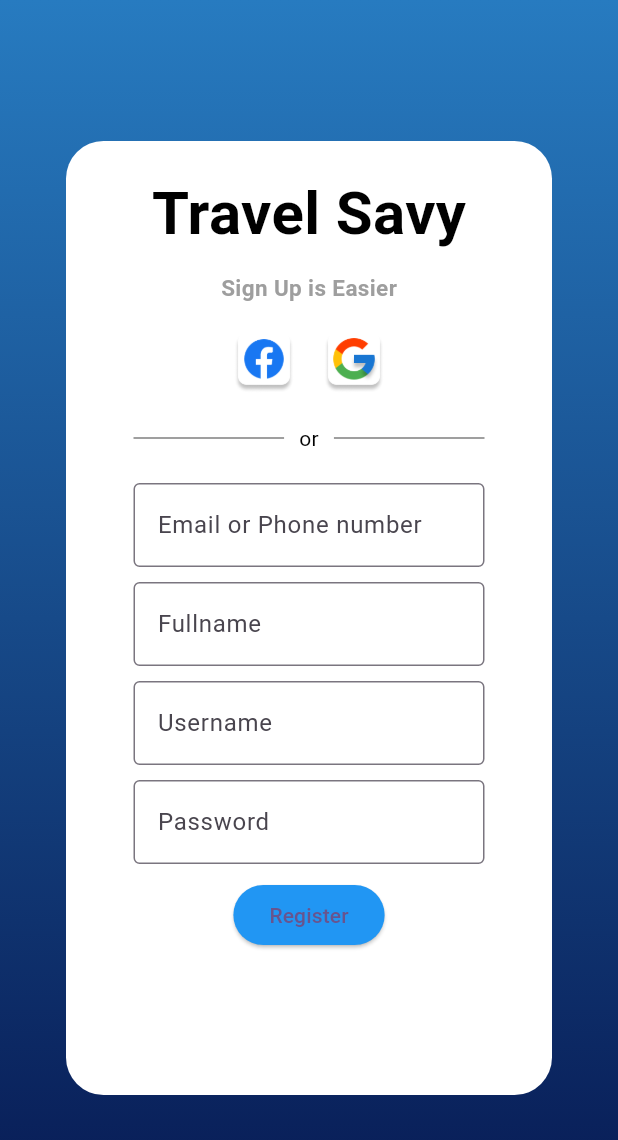
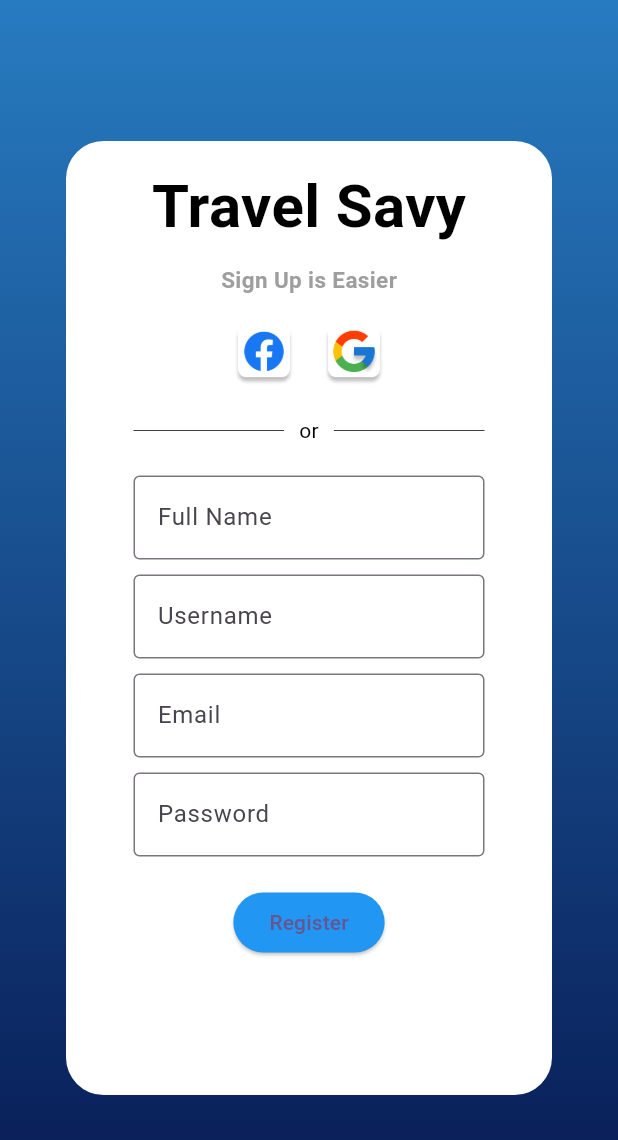
Before and after one commit to OswaldSllhi/TSavy, a Flutter app: the screen it shows after launch, after a tap on "Don't have an account? Register now!", on a phone screen of 412 x 824 dp. Shown: the top 1140 px of the screen. Run offline on Flutter 3.47's test engine with Material 3 defaults, Android fonts, the light colour scheme and no system bars; our stand-ins replace feather_icons, get, get_storage, google_fonts; network calls fail.

Commit message:
Login Register

```diff
--- /dev/null
+++ b/lib/constants/constants.dart
@@ -0,0 +1,2 @@
+// URL API base
+String url = 'http://192.168.1.7:80/api/'; // Pastikan hanya ada satu garis miring setelah port
--- a/lib/main.dart
+++ b/lib/main.dart
@@ -1,7 +1,11 @@
 import 'package:flutter/material.dart';
+import 'package:get/get.dart';
+import 'package:get_storage/get_storage.dart';
 import 'package:travel_savy/page/auth/login.dart';
+import 'package:travel_savy/page/auth/register.dart';
 
-void main() {
+void main() async {
+  await GetStorage.init();
   runApp(const MyApp());
 }
 
@@ -11,7 +15,7 @@ class MyApp extends StatelessWidget {
   // This widget is the root of your application.
   @override
   Widget build(BuildContext context) {
-    return MaterialApp(
+    return GetMaterialApp(
       title: 'Flutter Demo',
       theme: ThemeData(
         // This is the theme of your application.
@@ -32,7 +36,7 @@ class MyApp extends StatelessWidget {
         colorScheme: ColorScheme.fromSeed(seedColor: Colors.deepPurple),
         useMaterial3: true,
       ),
-      home: const LoginPage(),
+      home:  LoginPage(),
     );
   }
 }
--- a/lib/page/auth/login.dart
+++ b/lib/page/auth/login.dart
@@ -1,11 +1,20 @@
 import 'package:flutter/material.dart';
-import 'package:travel_savy/page/auth/register.dart'; // Pastikan RegistPage diimpor
+import 'package:get/get.dart';
+import 'package:travel_savy/controllers/authentication.dart';
+import 'package:travel_savy/page/auth/register.dart';
+import 'package:travel_savy/page/home_screen.dart'; // Import HomeScreen
 
 class LoginPage extends StatelessWidget {
-  const LoginPage({super.key});
+  LoginPage({Key? key}) : super(key: key);
+
+  final TextEditingController _usernameController = TextEditingController();
+  final TextEditingController _passwordController = TextEditingController();
 
   @override
   Widget build(BuildContext context) {
+    final AuthenticationController _authenticationController =
+        Get.put(AuthenticationController());
+
     return Scaffold(
       body: Container(
         decoration: const BoxDecoration(
@@ -13,8 +22,8 @@ class LoginPage extends StatelessWidget {
             begin: Alignment.topCenter,
             end: Alignment.bottomCenter,
             colors: [
-              Color(0xFF277BC0), // Warna pertama (277BC0)
-              Color(0xFF071952), // Warna kedua (071952)
+              Color(0xFF277BC0),
+              Color(0xFF071952),
             ],
           ),
         ),
@@ -60,35 +69,57 @@ class LoginPage extends StatelessWidget {
                   child: Column(
                     mainAxisSize: MainAxisSize.min,
                     children: [
-                      const TextField(
-                        decoration: InputDecoration(
-                          labelText: 'Email or Phone number',
+                      // Input username
+                      TextField(
+                        controller: _usernameController,
+                        decoration: const InputDecoration(
+                          labelText: 'Username',
                           border: OutlineInputBorder(),
                         ),
                       ),
                       const SizedBox(height: 20),
-                      const TextField(
+
+                      // Input password
+                      TextField(
+                        controller: _passwordController,
                         obscureText: true,
-                        decoration: InputDecoration(
+                        decoration: const InputDecoration(
                           labelText: 'Password',
                           border: OutlineInputBorder(),
                         ),
                       ),
                       const SizedBox(height: 20),
 
-                      // Remember Me and Login Button
+                      // Remember me and login button
                       Row(
                         children: [
                           Checkbox(value: false, onChanged: (value) {}),
                           const Text("Remember me?"),
                           const Spacer(),
                           ElevatedButton(
-                            onPressed: () {},
+                            onPressed: () async {
+                              // Panggil fungsi login saat tombol ditekan
+                              await _authenticationController.login(
+                                username: _usernameController.text.trim(),
+                                password: _passwordController.text.trim(),
+                              );
+
+                              // Pastikan navigasi terjadi setelah login sukses
+                              if (_authenticationController.token.isNotEmpty) {
+                                // Jika token berhasil disimpan, arahkan ke HomeScreen
+                                Get.offAll(() => HomeScreen());
+                              }
+                            },
                             style: ElevatedButton.styleFrom(
-                              backgroundColor:
-                                  Colors.blue, // Ubah warna tombol menjadi biru
+                              backgroundColor: Colors.blue,
                             ),
-                            child: const Text('Log in'),
+                            child: Obx(() {
+                              return _authenticationController.isLoading.value
+                                  ? const CircularProgressIndicator(
+                                      color: Colors.white,
+                                    )
+                                  : const Text('Log in');
+                            }),
                           ),
                         ],
                       ),
@@ -145,11 +176,11 @@ class LoginPage extends StatelessWidget {
                       // Register Text
                       TextButton(
                         onPressed: () {
-                          // Navigate to Register Page
+                          // Navigasi ke halaman registrasi
                           Navigator.push(
                             context,
                             MaterialPageRoute(
-                              builder: (context) => const RegistPage(),
+                              builder: (context) => RegistPage(),
                             ),
                           );
                         },
--- a/lib/page/auth/register.dart
+++ b/lib/page/auth/register.dart
@@ -1,10 +1,21 @@
 import 'package:flutter/material.dart';
+import 'package:get/get.dart';
+import 'package:travel_savy/controllers/authentication.dart';
 
 class RegistPage extends StatelessWidget {
-  const RegistPage({super.key});
+  RegistPage({Key? key}) : super(key: key);
+
+  // Controller untuk input
+  final TextEditingController _nameController = TextEditingController();
+  final TextEditingController _usernameController = TextEditingController();
+  final TextEditingController _emailController = TextEditingController();
+  final TextEditingController _passwordController = TextEditingController();
 
   @override
   Widget build(BuildContext context) {
+    final AuthenticationController _authenticationController =
+        Get.put(AuthenticationController());
+
     return Scaffold(
       body: Container(
         decoration: const BoxDecoration(
@@ -12,37 +23,20 @@ class RegistPage extends StatelessWidget {
             begin: Alignment.topCenter,
             end: Alignment.bottomCenter,
             colors: [
-              Color(0xFF277BC0), // Warna pertama (277BC0)
-              Color(0xFF071952), // Warna kedua (071952)
+              Color(0xFF277BC0), // Warna pertama
+              Color(0xFF071952), // Warna kedua
             ],
           ),
         ),
-        child: Stack(
-          children: [
-            // // Bulat atas di kiri atas
-            // Positioned(
-            //   top: 0,
-            //   left: -13,
-            //   child: SizedBox(
-            //     width: 175,
-            //     height: 175,
-            //     child: Image.asset('assets/images/bulatatas.png'),
-            //   ),
-            // ),
-
-            Align(
+        child: Align(
           alignment: Alignment.center,
           child: Container(
-                padding: const EdgeInsets.only(left: 15, top: 20, right: 15),
+            padding: const EdgeInsets.all(15),
             height: 636,
             width: 324,
             decoration: const BoxDecoration(
               color: Colors.white,
-                  borderRadius: BorderRadius.only(
-                      topLeft: Radius.circular(25),
-                      topRight: Radius.circular(25),
-                      bottomLeft: Radius.circular(25),
-                      bottomRight: Radius.circular(25)),
+              borderRadius: BorderRadius.all(Radius.circular(25)),
             ),
             child: Padding(
               padding: const EdgeInsets.symmetric(horizontal: 30),
@@ -58,7 +52,6 @@ class RegistPage extends StatelessWidget {
                     ),
                   ),
                   const SizedBox(height: 10),
-
                   const Text(
                     'Sign Up is Easier',
                     style: TextStyle(
@@ -115,64 +108,76 @@ class RegistPage extends StatelessWidget {
                         ],
                       ),
                       const SizedBox(height: 20),
-                      const TextField(
-                        decoration: InputDecoration(
-                          labelText: 'Email or Phone number',
+
+                  // Input Fields
+                  TextField(
+                    controller: _nameController,
+                    decoration: const InputDecoration(
+                      labelText: 'Full Name',
                       border: OutlineInputBorder(),
                     ),
                   ),
                   const SizedBox(height: 10),
-                      const TextField(
-                        obscureText: true,
-                        decoration: InputDecoration(
-                          labelText: 'Fullname',
-                          border: OutlineInputBorder(),
-                        ),
-                      ),
-                      const SizedBox(height: 10),
-                      const TextField(
-                        obscureText: true,
-                        decoration: InputDecoration(
+                  TextField(
+                    controller: _usernameController,
+                    decoration: const InputDecoration(
                       labelText: 'Username',
                       border: OutlineInputBorder(),
                     ),
                   ),
                   const SizedBox(height: 10),
-                      const TextField(
+                  TextField(
+                    controller: _emailController,
+                    decoration: const InputDecoration(
+                      labelText: 'Email',
+                      border: OutlineInputBorder(),
+                    ),
+                  ),
+                  const SizedBox(height: 10),
+                  TextField(
+                    controller: _passwordController,
                     obscureText: true,
-                        decoration: InputDecoration(
+                    decoration: const InputDecoration(
                       labelText: 'Password',
                       border: OutlineInputBorder(),
                     ),
                   ),
-                      const SizedBox(height: 10),
+                  const SizedBox(height: 20),
 
-                      // Remember Me and Login Button
-                      Center(
-                        child: Column(
-                          children: [
-                            ElevatedButton(
-                              onPressed: () {},
+                  // Register Button
+                  Obx(() {
+                    return _authenticationController.isLoading.value
+                        ? const CircularProgressIndicator()
+                        : ElevatedButton(
+                            onPressed: () async {
+                              // Validasi input
+                              if (_nameController.text.isEmpty ||
+                                  _usernameController.text.isEmpty ||
+                                  _emailController.text.isEmpty ||
+                                  _passwordController.text.isEmpty) {
+                                Get.snackbar('Error', 'All fields are required!',
+                                    snackPosition: SnackPosition.BOTTOM);
+                                return;
+                              }
+
+                              await _authenticationController.register(
+                                name: _nameController.text.trim(),
+                                username: _usernameController.text.trim(),
+                                email: _emailController.text.trim(),
+                                password: _passwordController.text.trim(),
+                              );
+                            },
                             style: ElevatedButton.styleFrom(
-
-                                backgroundColor: Colors
-                                    .blue, // Ubah warna tombol menjadi biru
+                              backgroundColor: Colors.blue,
                             ),
                             child: const Text('Register'),
-                            ),
-                            const SizedBox(height: 10),
-                          ],
-                        ),
-                      ),
-
-                      const SizedBox(height: 10),
+                          );
+                  }),
                 ],
               ),
             ),
           ),
         ),
-          ],
-        ),
       ),
     );
   }
--- a/lib/page/splash.dart
+++ b/lib/page/splash.dart
@@ -17,7 +17,7 @@ class _SplashPageState extends State<SplashPage> {
       // Navigasi ke LoginPage dan menggantikan halaman SplashPage
       Navigator.pushReplacement(
         context,
-        MaterialPageRoute(builder: (context) => const LoginPage()),
+        MaterialPageRoute(builder: (context) =>  LoginPage()),
       );
     });
   }
--- a/pubspec.yaml
+++ b/pubspec.yaml
@@ -36,11 +36,16 @@ dependencies:
   # Use with the CupertinoIcons class for iOS style icons.
   cupertino_icons: ^1.0.8
 
+  get:
+
+  get_storage:
+
   flutter_svg: ^2.0.6
 
   google_fonts: ^5.0.0
 
   feather_icons: ^1.2.0
+  http: ^1.2.2
 
 dev_dependencies:
   flutter_test:
```
Also changed, not shown: lib/controllers/authentication.dart (added, +136 -0 lines), pubspec.lock. Lines whose indentation alone changed are shown as unchanged.
